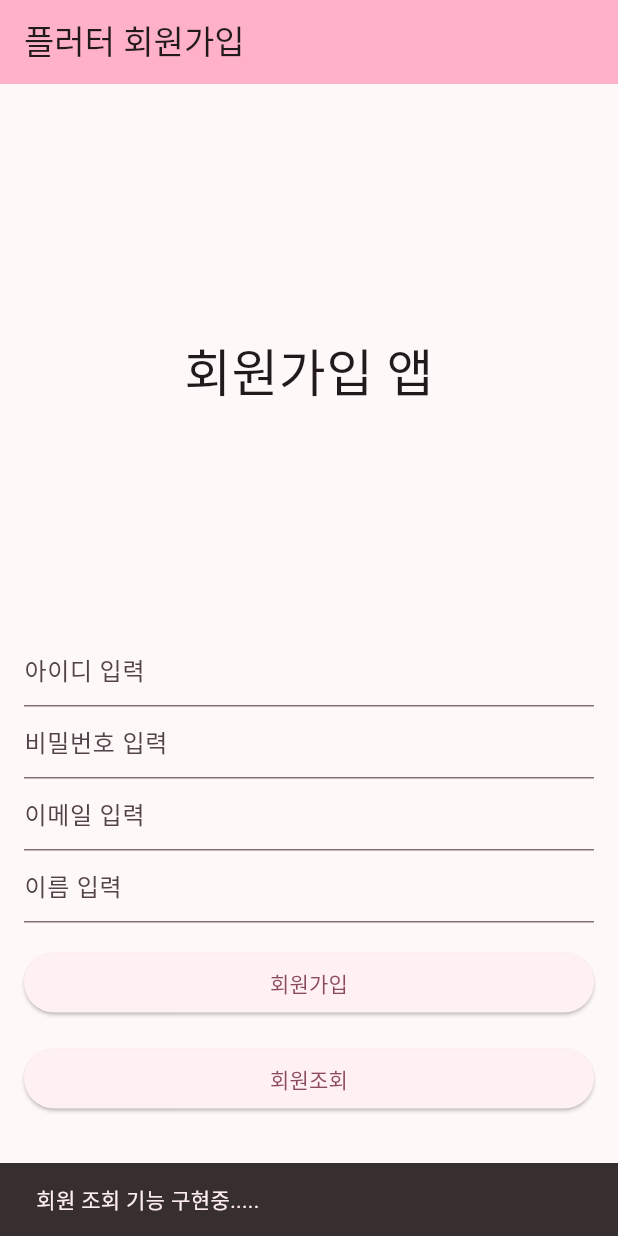
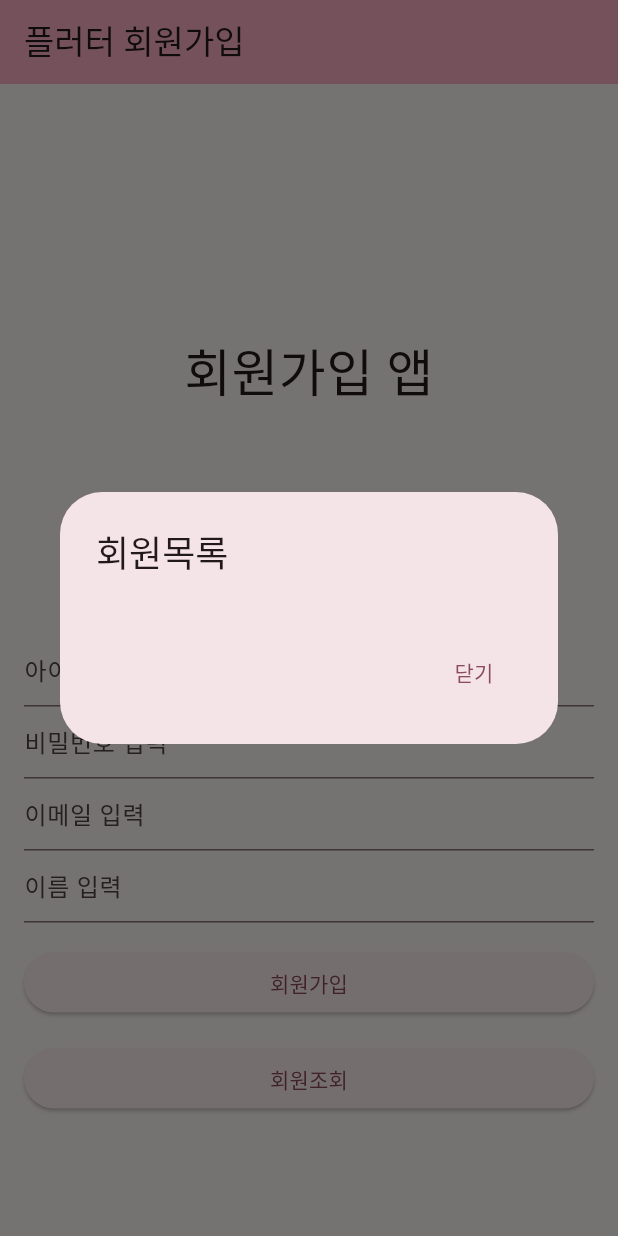
Before and after one commit to jangmi-100/flutter_member_app2, a Flutter app: the screen it shows after launch, after a tap on "회원조회", on a phone screen of 412 x 824 dp. Run offline on Flutter 3.47's test engine with Material 3 defaults, Android fonts, the phone set to English and light mode, and no system bars; our stand-ins replace sqflite, sqflite_common_ffi_web; accounts and stored records are empty.

Commit message:
listUsers/getListUsers 기능 구현

```diff
--- a/lib/helper/database_helper.dart
+++ b/lib/helper/database_helper.dart
@@ -44,4 +44,12 @@ class Database_Helper{
     return await db.insert('member', m.toMap());
 
   }
+
+  //모든 회원 조회
+  Future<List<Map<String,dynamic>>> getListUsers() async {
+    final db = await instance.database;
+    //final users = await db.query('member');
+    //return users.map((json)=> Member.fromMap(json)).toList();
+    return await db.query('member');
+  }
 }
--- a/lib/main.dart
+++ b/lib/main.dart
@@ -130,9 +130,29 @@ class _MainActivityState extends State<MainActivity> {
 
   //회원조회 처리
   Future<void> _listUsers() async {
-    ScaffoldMessenger.of(context).showSnackBar(
-        SnackBar(content: Text('회원 조회 기능 구현중.....'))
-    );
+   List<Map<String,dynamic>> users = await _dbHelper.getListUsers();
+
+   //조회결과를 대화상자에 리스트 형태로 출력
+   // ListView : 플러터에서 목록을 표시할 때 사용하는 위젯
+   // shrinkWrap : 내용에 맞게 ListView 크기 자동 조절
+   // itemCount : ListView에 나타낼 항목 수
+   // itemBuilder : ListView에 나타낼 각 항목을 어떻게 표시할 지 정의
+   // ListTile : ListView에 나타낼 각 항목을 의미, 제목과 부제목으로 구성
+   showDialog(context: context,
+       builder: (context) => AlertDialog(
+         title: Text('회원목록'),
+        content: Container(width: double.maxFinite,
+          child: ListView.builder(shrinkWrap: true,itemCount: users.length,itemBuilder: (context,idx){
+            final user = users[idx];
+            return ListTile(title:Text('${user['userid']}'),subtitle: Text('${user['email']}${user['regdate']}'),);
+          }
+          )),
+        actions:[
+          //pop : 현재 화면에 나타난 위젯을 제거
+          TextButton(onPressed: () => Navigator.pop(context), child: Text('닫기')),
+        ],
+       )
+   );
   }//_listUsers
 
 } //_MainActivityState
```
